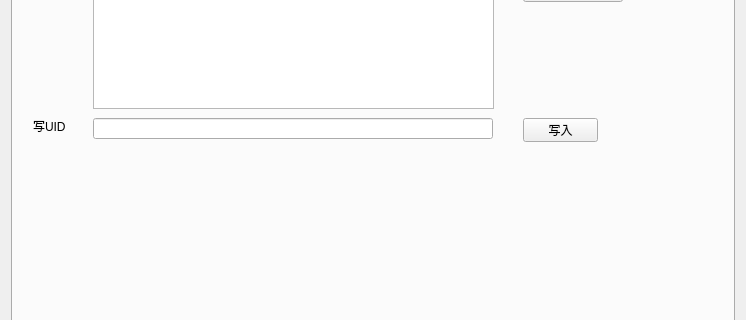
The window that UI/_00login.ui (dissor/can-tool-for-a520) describes before a commit, drawn with Qt 5; both pictures show x 0 to 746 and y 219 to 539 of the 746 by 638 pixel window.
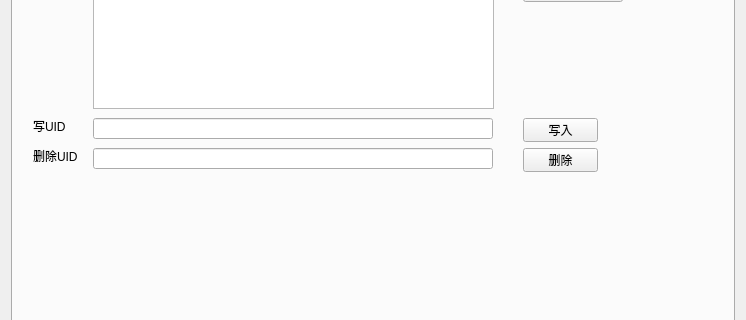
The same window after the commit.

Commit message: 添加指定UID删除

Diff of the .ui file:
```diff
--- a/UI/_00login.ui
+++ b/UI/_00login.ui
@@ -1142,6 +1142,48 @@
         <string>读取</string>
        </property>
       </widget>
+      <widget class="QLineEdit" name="lineEdit_6">
+       <property name="geometry">
+        <rect>
+         <x>80</x>
+         <y>330</y>
+         <width>400</width>
+         <height>21</height>
+        </rect>
+       </property>
+       <property name="minimumSize">
+        <size>
+         <width>400</width>
+         <height>0</height>
+        </size>
+       </property>
+      </widget>
+      <widget class="QLabel" name="label_20">
+       <property name="geometry">
+        <rect>
+         <x>20</x>
+         <y>330</y>
+         <width>48</width>
+         <height>16</height>
+        </rect>
+       </property>
+       <property name="text">
+        <string>删除UID</string>
+       </property>
+      </widget>
+      <widget class="QPushButton" name="pushButton_13">
+       <property name="geometry">
+        <rect>
+         <x>510</x>
+         <y>330</y>
+         <width>75</width>
+         <height>24</height>
+        </rect>
+       </property>
+       <property name="text">
+        <string>删除</string>
+       </property>
+      </widget>
      </widget>
     </widget>
    </item>
```
Left out of the diff: 17 changed lines with no effect on the pictures. The commit also changes 2 other files.
